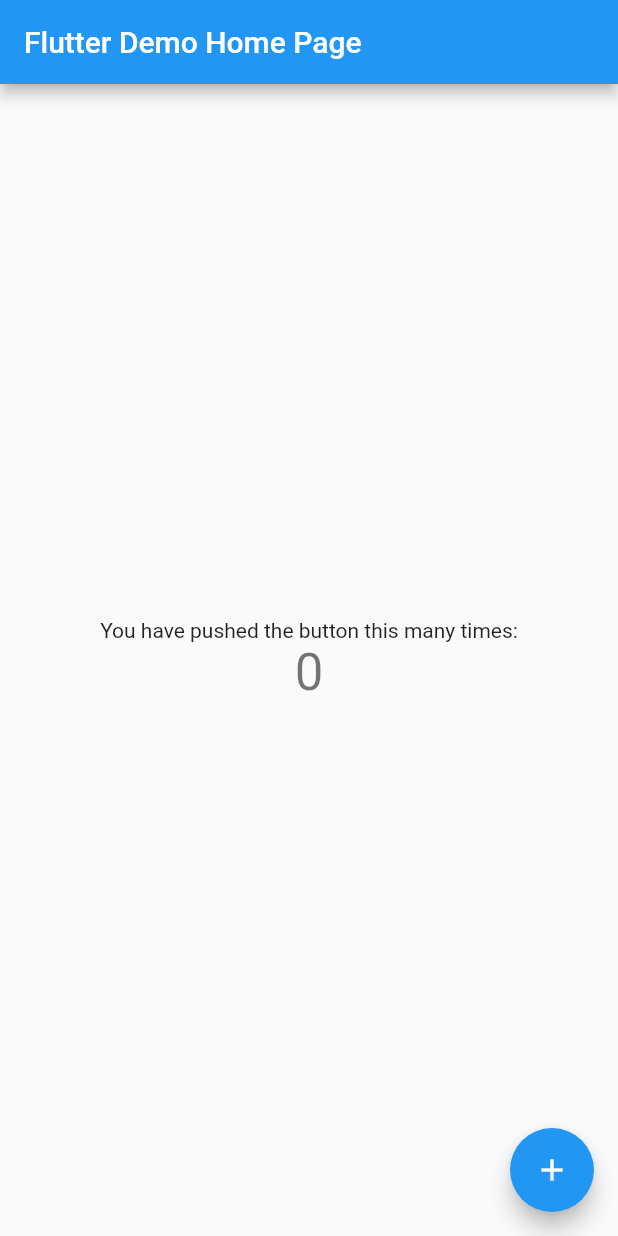
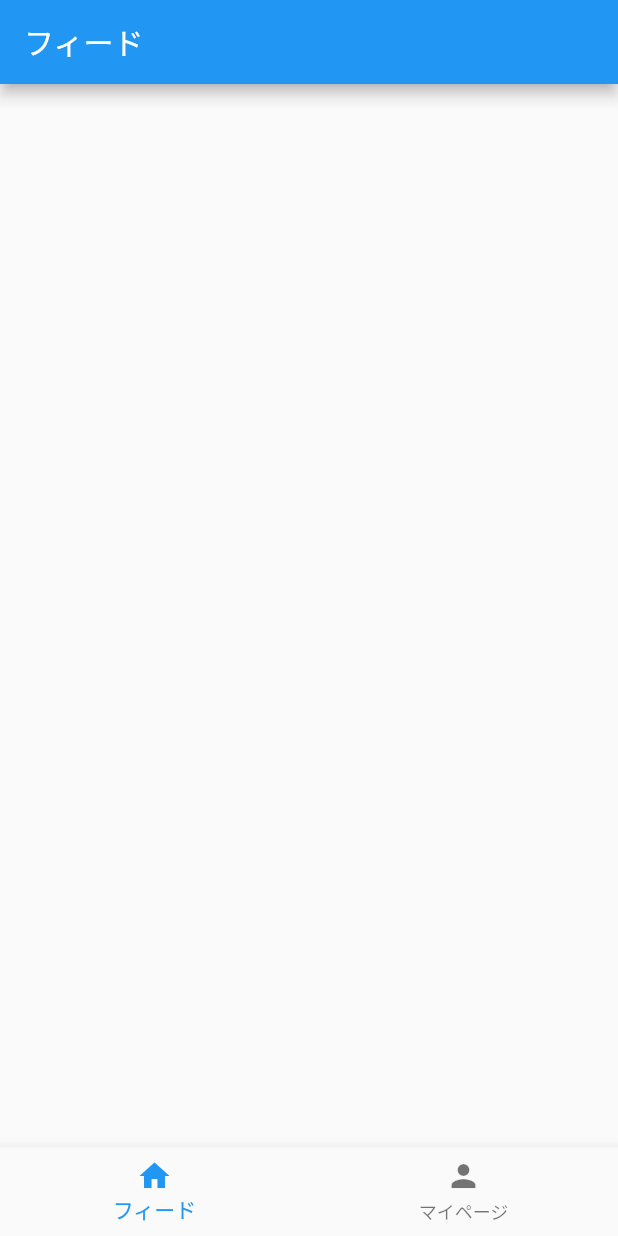
Before and after one commit to uni51/flu_textbook_v2_instagram, a Flutter app: the screen it shows after launch, on a phone screen of 412 x 824 dp. Run offline on Flutter 3.47's test engine with Material 2 defaults, Android fonts, the phone set to English and light mode, and no system bars.

Commit message:
基本的なWidget

```diff
--- a/lib/main.dart
+++ b/lib/main.dart
@@ -1,4 +1,6 @@
 import 'package:flutter/material.dart';
+import 'package:instagram/pages/feed_page.dart';
+import 'package:instagram/pages/my_page.dart';
 
 void main() {
   runApp(const MyApp());
@@ -13,15 +15,6 @@ class MyApp extends StatelessWidget {
     return MaterialApp(
       title: 'Flutter Demo',
       theme: ThemeData(
-        // This is the theme of your application.
-        //
-        // Try running your application with "flutter run". You'll see the
-        // application has a blue toolbar. Then, without quitting the app, try
-        // changing the primarySwatch below to Colors.green and then invoke
-        // "hot reload" (press "r" in the console where you ran "flutter run",
-        // or simply save your changes to "hot reload" in a Flutter IDE).
-        // Notice that the counter didn't reset back to zero; the application
-        // is not restarted.
         primarySwatch: Colors.blue,
       ),
       home: const MyHomePage(title: 'Flutter Demo Home Page'),
@@ -32,15 +25,6 @@ class MyApp extends StatelessWidget {
 class MyHomePage extends StatefulWidget {
   const MyHomePage({super.key, required this.title});
 
-  // This widget is the home page of your application. It is stateful, meaning
-  // that it has a State object (defined below) that contains fields that affect
-  // how it looks.
-
-  // This class is the configuration for the state. It holds the values (in this
-  // case the title) provided by the parent (in this case the App widget) and
-  // used by the build method of the State. Fields in a Widget subclass are
-  // always marked "final".
-
   final String title;
 
   @override
@@ -48,68 +32,32 @@ class MyHomePage extends StatefulWidget {
 }
 
 class _MyHomePageState extends State<MyHomePage> {
-  int _counter = 0;
+  int _currentIndex = 0;
 
-  void _incrementCounter() {
-    setState(() {
-      // This call to setState tells the Flutter framework that something has
-      // changed in this State, which causes it to rerun the build method below
-      // so that the display can reflect the updated values. If we changed
-      // _counter without calling setState(), then the build method would not be
-      // called again, and so nothing would appear to happen.
-      _counter++;
-    });
-  }
+  final _pageWidgets = [
+    const FeedPage(),
+    const MyPage(),
+  ];
 
   @override
   Widget build(BuildContext context) {
-    // This method is rerun every time setState is called, for instance as done
-    // by the _incrementCounter method above.
-    //
-    // The Flutter framework has been optimized to make rerunning build methods
-    // fast, so that you can just rebuild anything that needs updating rather
-    // than having to individually change instances of widgets.
     return Scaffold(
-      appBar: AppBar(
-        // Here we take the value from the MyHomePage object that was created by
-        // the App.build method, and use it to set our appbar title.
-        title: Text(widget.title),
+      body: _pageWidgets.elementAt(_currentIndex),
+      bottomNavigationBar: BottomNavigationBar(
+        items: const <BottomNavigationBarItem>[
+          BottomNavigationBarItem(icon: Icon(Icons.home), label: 'フィード'),
+          BottomNavigationBarItem(icon: Icon(Icons.person), label: 'マイページ'),
+        ],
+        currentIndex: _currentIndex,
+        onTap: _onItemTapped,
+        type: BottomNavigationBarType.fixed,
       ),
-      body: Center(
-        // Center is a layout widget. It takes a single child and positions it
-        // in the middle of the parent.
-        child: Column(
-          // Column is also a layout widget. It takes a list of children and
-          // arranges them vertically. By default, it sizes itself to fit its
-          // children horizontally, and tries to be as tall as its parent.
-          //
-          // Invoke "debug painting" (press "p" in the console, choose the
-          // "Toggle Debug Paint" action from the Flutter Inspector in Android
-          // Studio, or the "Toggle Debug Paint" command in Visual Studio Code)
-          // to see the wireframe for each widget.
-          //
-          // Column has various properties to control how it sizes itself and
-          // how it positions its children. Here we use mainAxisAlignment to
-          // center the children vertically; the main axis here is the vertical
-          // axis because Columns are vertical (the cross axis would be
-          // horizontal).
-          mainAxisAlignment: MainAxisAlignment.center,
-          children: <Widget>[
-            const Text(
-              'You have pushed the button this many times:',
-            ),
-            Text(
-              '$_counter',
-              style: Theme.of(context).textTheme.headlineMedium,
-            ),
-          ],
-        ),
-      ),
-      floatingActionButton: FloatingActionButton(
-        onPressed: _incrementCounter,
-        tooltip: 'Increment',
-        child: const Icon(Icons.add),
-      ), // This trailing comma makes auto-formatting nicer for build methods.
     );
   }
+
+  void _onItemTapped(int index) {
+    setState(() {
+      _currentIndex = index;
+    });
+  }
 }
--- /dev/null
+++ b/lib/pages/feed_page.dart
@@ -0,0 +1,12 @@
+import 'package:flutter/material.dart';
+
+class FeedPage extends StatelessWidget {
+  const FeedPage({Key? key}) : super(key: key);
+
+  @override
+  Widget build(BuildContext context) {
+    return Scaffold(
+      appBar: AppBar(title: const Text('フィード')),
+    );
+  }
+}
```
Also changed, not shown: lib/pages/my_page.dart (added, +146 -0 lines).
